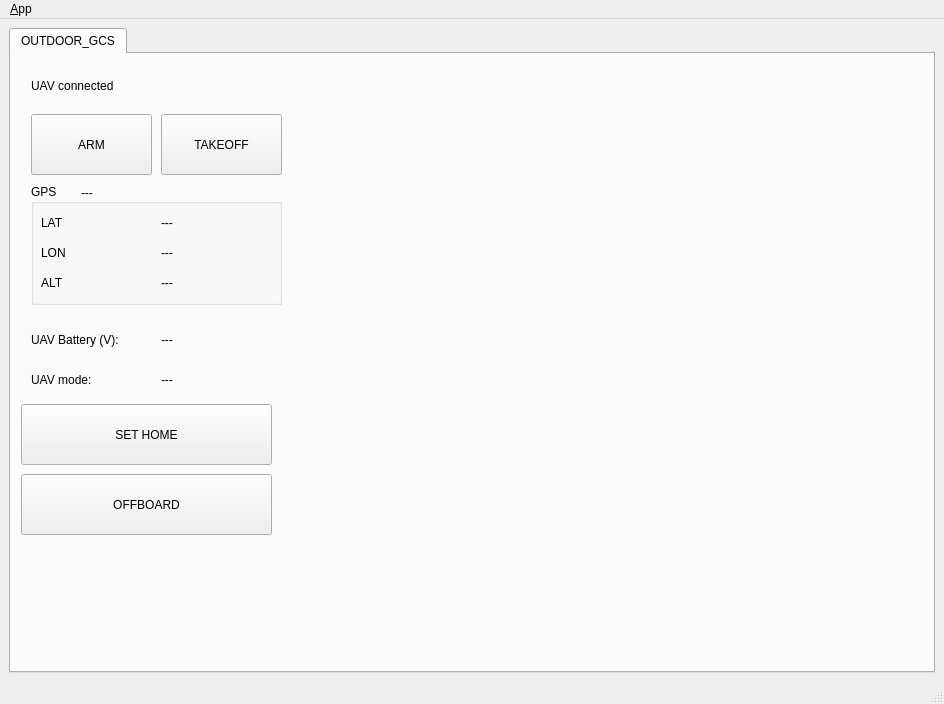
First picture: the form in ui/main_window.ui, repository chenc159/outdoor_gcs, before the edit.
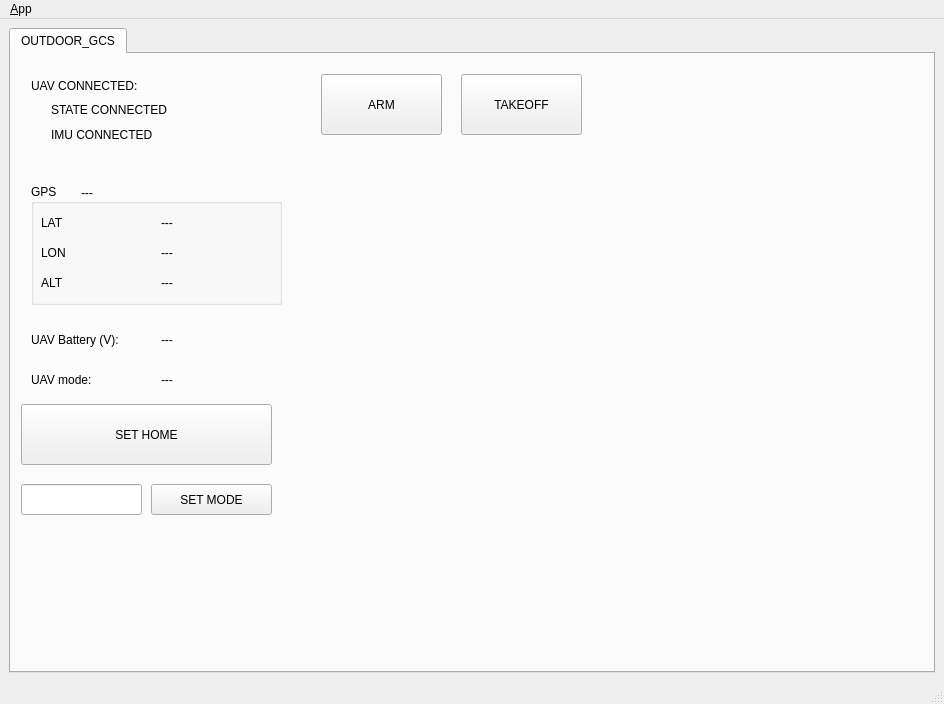
Second picture: the form after the edit. Icons and pictures are not drawn.

Diff of the .ui file:
```diff
--- a/ui/main_window.ui
+++ b/ui/main_window.ui
@@ -43,8 +43,8 @@
        <widget class="QPushButton" name="ARM">
         <property name="geometry">
          <rect>
-          <x>20</x>
-          <y>60</y>
+          <x>310</x>
+          <y>20</y>
           <width>121</width>
           <height>61</height>
          </rect>
@@ -56,8 +56,8 @@
        <widget class="QPushButton" name="TAKEOFF">
         <property name="geometry">
          <rect>
-          <x>150</x>
-          <y>60</y>
+          <x>450</x>
+          <y>20</y>
           <width>121</width>
           <height>61</height>
          </rect>
@@ -76,7 +76,7 @@
          </rect>
         </property>
         <property name="text">
-         <string>UAV connected</string>
+         <string>UAV CONNECTED: </string>
         </property>
        </widget>
        <widget class="QGroupBox" name="GPS">
@@ -212,14 +212,14 @@
        <widget class="QPushButton" name="OFFBOARD">
         <property name="geometry">
          <rect>
-          <x>10</x>
-          <y>420</y>
-          <width>251</width>
-          <height>61</height>
+          <x>140</x>
+          <y>430</y>
+          <width>121</width>
+          <height>31</height>
          </rect>
         </property>
         <property name="text">
-         <string>OFFBOARD</string>
+         <string>SET MODE</string>
         </property>
        </widget>
        <widget class="QLabel" name="MODE">
@@ -261,6 +261,42 @@
          <string>SET HOME</string>
         </property>
        </widget>
+       <widget class="QLabel" name="IMU_CONNECT">
+        <property name="geometry">
+         <rect>
+          <x>40</x>
+          <y>70</y>
+          <width>121</width>
+          <height>21</height>
+         </rect>
+        </property>
+        <property name="text">
+         <string>IMU CONNECTED</string>
+        </property>
+       </widget>
+       <widget class="QLabel" name="STATE_CONNECT">
+        <property name="geometry">
+         <rect>
+          <x>40</x>
+          <y>40</y>
+          <width>141</width>
+          <height>31</height>
+         </rect>
+        </property>
+        <property name="text">
+         <string>STATE CONNECTED</string>
+        </property>
+       </widget>
+       <widget class="QLineEdit" name="MODE_INPUT">
+        <property name="geometry">
+         <rect>
+          <x>10</x>
+          <y>430</y>
+          <width>121</width>
+          <height>31</height>
+         </rect>
+        </property>
+       </widget>
       </widget>
      </widget>
     </item>
```
Left out of the diff: 2 changed lines with no effect on the pictures.
